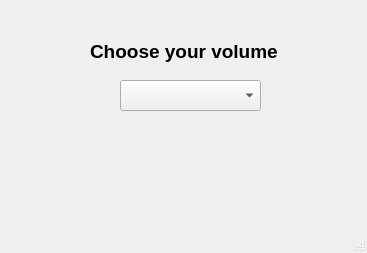
Old version of the form ui/disk_selection.ui in the repository huyg1108/FAT32-NTFS-reader.
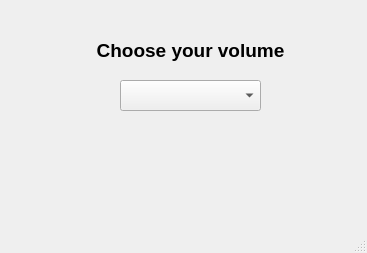
New version of the form.

```diff
--- a/ui/disk_selection.ui
+++ b/ui/disk_selection.ui
@@ -2,6 +2,9 @@
 <ui version="4.0">
  <class>MainWindow</class>
  <widget class="QMainWindow" name="MainWindow">
+  <property name="enabled">
+   <bool>true</bool>
+  </property>
   <property name="geometry">
    <rect>
     <x>0</x>
@@ -17,14 +20,14 @@
    <widget class="QLabel" name="label">
     <property name="geometry">
      <rect>
-      <x>90</x>
-      <y>40</y>
-      <width>195</width>
-      <height>23</height>
+      <x>50</x>
+      <y>20</y>
+      <width>281</width>
+      <height>61</height>
      </rect>
     </property>
     <property name="text">
-     <string>&lt;html&gt;&lt;head/&gt;&lt;body&gt;&lt;p&gt;&lt;span style=&quot; font-size:14pt; font-weight:600;&quot;&gt;Choose your volume&lt;/span&gt;&lt;/p&gt;&lt;/body&gt;&lt;/html&gt;</string>
+     <string>&lt;html&gt;&lt;head/&gt;&lt;body&gt;&lt;p align=&quot;center&quot;&gt;&lt;span style=&quot; font-size:14pt; font-weight:600;&quot;&gt;Choose your volume&lt;/span&gt;&lt;/p&gt;&lt;/body&gt;&lt;/html&gt;</string>
     </property>
    </widget>
    <widget class="QComboBox" name="comboBox">
```
